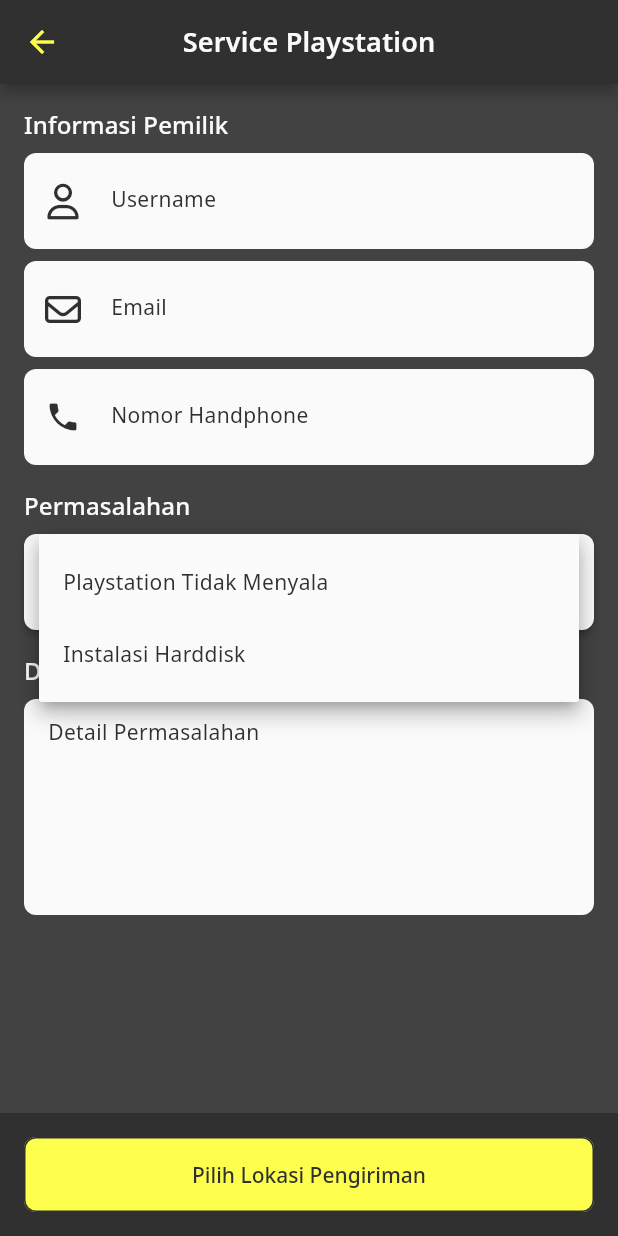
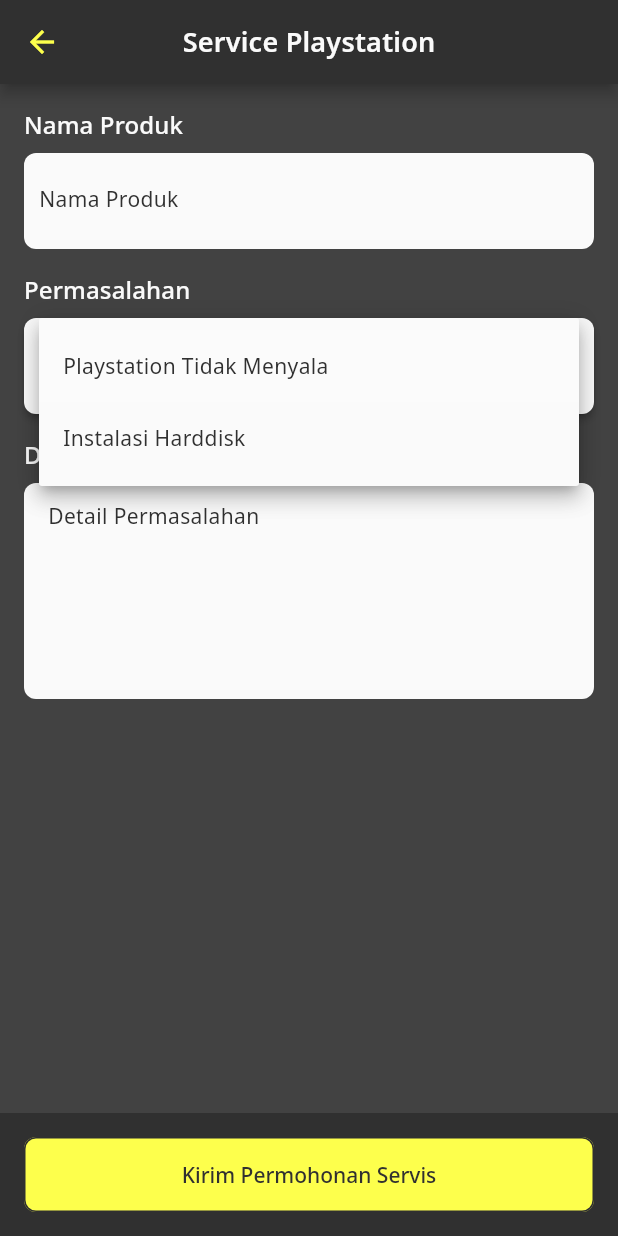
Before and after one commit to okifirsyah404/victoria_game, a Flutter app: the ServiceView screen opened by its route, after a tap on "Playstation Tidak Menyala", on a phone screen of 412 x 824 dp. Run offline on Flutter 3.47's test engine with Material 2 defaults, Android fonts, the phone set to English and light mode, and no system bars; our stand-ins replace connectivity_plus, firebase_auth, firebase_core, firebase_messaging, flutter_countdown_timer, flutter_local_notifications and 19 more; missing offline and left inert: android_intent_plus; accounts and stored records are empty; network calls fail; statements that could not run were skipped; project files that could hold a hidden picture were left out.

Commit message:
Update UI

```diff
--- a/lib/app/modules/service/controllers/service_controller.dart
+++ b/lib/app/modules/service/controllers/service_controller.dart
@@ -9,12 +9,11 @@ class ServiceController extends GetxController {
   late SecureStorage secureStorage;
   late UserRepository userRepository;
 
-  late TextEditingController usernameController;
-  late TextEditingController emailController;
-  late TextEditingController phoneController;
+  late TextEditingController productController;
   late TextEditingController detailServiceController;
 
   late RxString dropDownInitialSelected;
+  late String userId;
 
   List<String> listItem = ["Playstation Tidak Menyala", "Instalasi Harddisk"];
 
@@ -27,18 +26,14 @@ class ServiceController extends GetxController {
 
     var result = await userRepository.fetchUserData(authToken);
 
-    usernameController.text = result.data?.username ?? "";
-    emailController.text = result.data?.email ?? "";
-    phoneController.text = result.data?.phone ?? "";
+    userId = result.data?.userId ?? "";
   }
 
   @override
   void onInit() {
     secureStorage = SecureStorage.instance;
     userRepository = UserRepository.instance;
-    usernameController = TextEditingController();
-    emailController = TextEditingController();
-    phoneController = TextEditingController();
+    productController = TextEditingController();
     detailServiceController = TextEditingController();
 
     dropDownInitialSelected = listItem[0].obs;
--- a/lib/app/modules/service/views/service_view.dart
+++ b/lib/app/modules/service/views/service_view.dart
@@ -55,8 +55,6 @@ class ServiceView extends GetView<ServiceController> {
                   crossAxisAlignment: CrossAxisAlignment.start,
                   mainAxisSize: MainAxisSize.min,
                   children: [
-                    _userInformation(),
-                    const SizedBox(height: 16),
                     _serviceDropdown(),
                     const SizedBox(height: 16),
                     Column(
@@ -104,35 +102,21 @@ class ServiceView extends GetView<ServiceController> {
     );
   }
 
-  Widget _userInformation() {
+  Widget _serviceDropdown() {
     return Column(
       crossAxisAlignment: CrossAxisAlignment.start,
       mainAxisSize: MainAxisSize.min,
       children: [
         Text(
-          "Informasi Pemilik",
+          "Nama Produk",
           style: TypographyTheme.titleSmall,
         ),
         const SizedBox(height: 8.0),
-        UsernameTextField(controller: controller.usernameController),
-        const SizedBox(height: 8.0),
-        EmailTextField(textEditingController: controller.emailController),
-        const SizedBox(height: 8.0),
         RegularTextField(
-          controller: controller.phoneController,
-          label: "Nomor Handphone",
-          keyboardType: TextInputType.phone,
-          icon: Icons.phone,
+          controller: controller.productController,
+          label: "Nama Produk",
         ),
-      ],
-    );
-  }
-
-  Widget _serviceDropdown() {
-    return Column(
-      crossAxisAlignment: CrossAxisAlignment.start,
-      mainAxisSize: MainAxisSize.min,
-      children: [
+        const SizedBox(height: 16),
         Text(
           "Permasalahan",
           style: TypographyTheme.titleSmall,
@@ -166,7 +150,7 @@ class ServiceView extends GetView<ServiceController> {
               foregroundColor: ColorsTheme.neutralColor[900],
               backgroundColor: ColorsTheme.primaryColor,
             ),
-            child: Text("Pilih Lokasi Pengiriman"),
+            child: Text("Kirim Permohonan Servis"),
           ),
         ],
       ),
--- a/lib/main.dart
+++ b/lib/main.dart
@@ -28,10 +28,6 @@ Future<void> _firebaseMessagingBackgroundHandler(RemoteMessage message) async {
 
 void main() async {
   WidgetsFlutterBinding.ensureInitialized();
-  // await initializeDateFormatting(
-  //   'id_ID',
-  // );
-
   await Firebase.initializeApp(
     options: DefaultFirebaseOptions.currentPlatform,
   );
```
Also changed, not shown: lib/app/core/network/response/service/service_post_response.dart (added, +57 -0 lines), lib/utils/notification-firebase.dart (deleted, +0 -92 lines), lib/app/core/repository/playstation_service_repository.dart (added).
